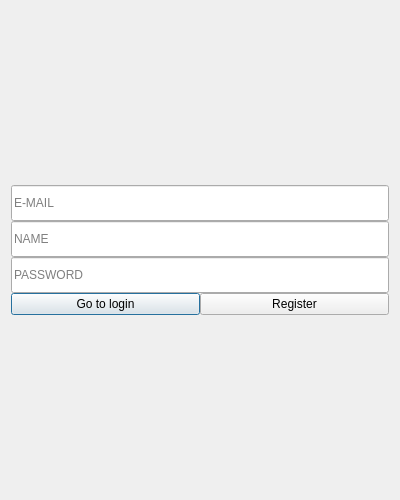
Qt form IT-Service/UITemplates/register.ui (Ururuuuuuuuuuuuuuuuuuuuuuu/IT-Service) before a commit.
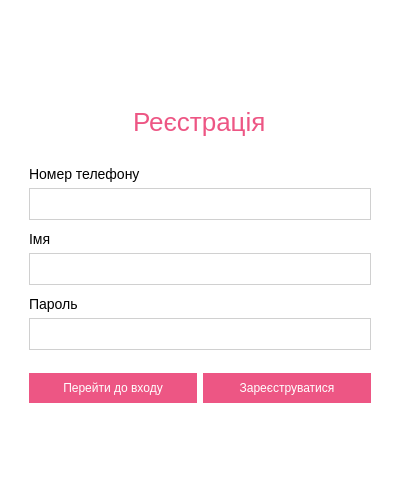
The same form after that commit.

What changed in the file:
```diff
--- a/IT-Service/UITemplates/register.ui
+++ b/IT-Service/UITemplates/register.ui
@@ -19,19 +19,94 @@
   <property name="windowTitle">
    <string>Dialog</string>
   </property>
+  <property name="styleSheet">
+   <string notr="true">QDialog{
+	background-color:white;
+}
+
+QLabel{
+	font-family: Arial;
+	font-size: 14px;
+}
+
+QPushButton{
+	background-color: #ed5684;
+	color: white;
+	min-height:30px;
+	border-radius: 20px;
+}
+
+QLineEdit{
+	border: 1px solid #d0d0d0;
+	border-radius: 20px;
+}</string>
+  </property>
   <layout class="QVBoxLayout" name="verticalLayout_2">
-   <item>
+   <item alignment="Qt::AlignVCenter">
+    <widget class="QFrame" name="asdasd">
     <layout class="QVBoxLayout" name="verticalLayout">
      <property name="spacing">
       <number>0</number>
      </property>
+      <item alignment="Qt::AlignHCenter">
+       <widget class="QLabel" name="label_4">
+        <property name="minimumSize">
+         <size>
+          <width>0</width>
+          <height>70</height>
+         </size>
+        </property>
+        <property name="styleSheet">
+         <string notr="true">font-size:26px;
+color: #ed5684;</string>
+        </property>
+        <property name="text">
+         <string>Реєстрація</string>
+        </property>
+       </widget>
+      </item>
+      <item alignment="Qt::AlignVCenter">
+       <widget class="QFrame" name="verticalFrame_4">
+        <layout class="QVBoxLayout" name="verticalLayout_6">
+         <item>
+          <layout class="QVBoxLayout" name="verticalLayout_3">
+           <property name="bottomMargin">
+            <number>5</number>
+           </property>
+           <item alignment="Qt::AlignLeft">
+            <widget class="QLabel" name="label">
+             <property name="minimumSize">
+              <size>
+               <width>0</width>
+               <height>0</height>
+              </size>
+             </property>
+             <property name="text">
+              <string>Номер телефону</string>
+             </property>
+            </widget>
+           </item>
      <item>
       <widget class="QLineEdit" name="email_line">
        <property name="styleSheet">
         <string notr="true">min-height:30px;</string>
        </property>
        <property name="placeholderText">
-        <string>E-MAIL</string>
+              <string/>
+             </property>
+            </widget>
+           </item>
+          </layout>
+         </item>
+         <item>
+          <layout class="QVBoxLayout" name="verticalLayout_4">
+           <property name="bottomMargin">
+            <number>5</number>
+           </property>
+           <item alignment="Qt::AlignLeft|Qt::AlignVCenter">
+            <widget class="QLabel" name="label_2">
+             <property name="text">
+              <string>Імя</string>
        </property>
       </widget>
      </item>
@@ -41,7 +116,21 @@
         <string notr="true">min-height:30px;</string>
        </property>
        <property name="placeholderText">
-        <string>NAME</string>
+              <string/>
+             </property>
+            </widget>
+           </item>
+          </layout>
+         </item>
+         <item>
+          <layout class="QVBoxLayout" name="verticalLayout_5">
+           <property name="bottomMargin">
+            <number>5</number>
+           </property>
+           <item alignment="Qt::AlignLeft|Qt::AlignVCenter">
+            <widget class="QLabel" name="label_3">
+             <property name="text">
+              <string>Пароль</string>
        </property>
       </widget>
      </item>
@@ -50,30 +139,41 @@
        <property name="styleSheet">
         <string notr="true">min-height:30px;</string>
        </property>
+             <property name="echoMode">
+              <enum>QLineEdit::Password</enum>
+             </property>
        <property name="placeholderText">
-        <string>PASSWORD</string>
-       </property>
+              <string/>
+             </property>
+            </widget>
+           </item>
+          </layout>
+         </item>
+        </layout>
       </widget>
      </item>
      <item>
+       <widget class="QFrame" name="asdasda">
       <layout class="QHBoxLayout" name="horizontalLayout">
        <item>
         <widget class="QPushButton" name="login_redirect_button">
          <property name="text">
-          <string>Go to login</string>
+            <string>Перейти до входу</string>
          </property>
         </widget>
        </item>
        <item>
         <widget class="QPushButton" name="register_button">
          <property name="text">
-          <string>Register</string>
+            <string>Зареєструватися</string>
          </property>
         </widget>
        </item>
       </layout>
-     </item>
-    </layout>
+       </widget>
+      </item>
+     </layout>
+    </widget>
    </item>
   </layout>
  </widget>
```
Left out of the diff: 3 changed lines with no effect on the pictures. Lines whose indentation alone changed are shown as unchanged.
